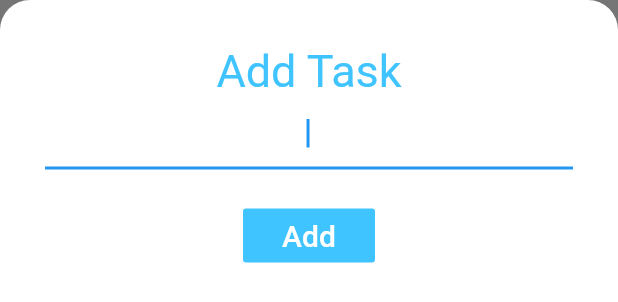
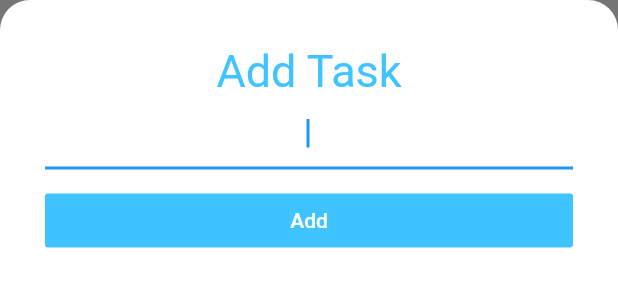
Before and after one commit to justEhmadSaeed/todo-it, a Flutter app: the AddTaskScreen widget shown alone on an empty page, opened directly, on a phone screen of 412 x 824 dp. Shown: the top 302 px of the screen. Run offline on Flutter 3.47's test engine with Material 2 defaults, Android fonts, the phone set to English and light mode, and no system bars.

Commit message:
👌 IMPROVE: Styling

```diff
--- a/lib/screens/add_tasks_screen.dart
+++ b/lib/screens/add_tasks_screen.dart
@@ -6,16 +6,18 @@ class AddTaskScreen extends StatelessWidget {
     return Container(
       color: Color(0xff757575),
       child: Container(
+        padding: EdgeInsets.all(30),
         decoration: BoxDecoration(
             color: Colors.white,
             borderRadius: BorderRadius.only(
                 topLeft: Radius.circular(20), topRight: Radius.circular(20))),
         // height: 350,
-        child: Padding(
-          padding: const EdgeInsets.all(30),
-          child: Column(children: <Widget>[
+        child: Column(
+            crossAxisAlignment: CrossAxisAlignment.stretch,
+            children: <Widget>[
               Text(
                 'Add Task',
+                textAlign: TextAlign.center,
                 style: TextStyle(color: Colors.lightBlueAccent, fontSize: 30),
               ),
               TextField(
@@ -23,21 +25,19 @@ class AddTaskScreen extends StatelessWidget {
                 textAlign: TextAlign.center,
               ),
               Padding(
-              padding: const EdgeInsets.only(top: 20),
+                padding: EdgeInsets.only(top: 10),
                 child: FlatButton(
                     color: Colors.lightBlueAccent,
                     child: Text(
                       'Add',
                       style: TextStyle(
                         color: Colors.white,
-                      fontSize: 20
                       ),
                     ),
                     onPressed: () {}),
               )
             ]),
       ),
-      ),
     );
   }
 }
```
Lines whose indentation alone changed are shown as unchanged.
